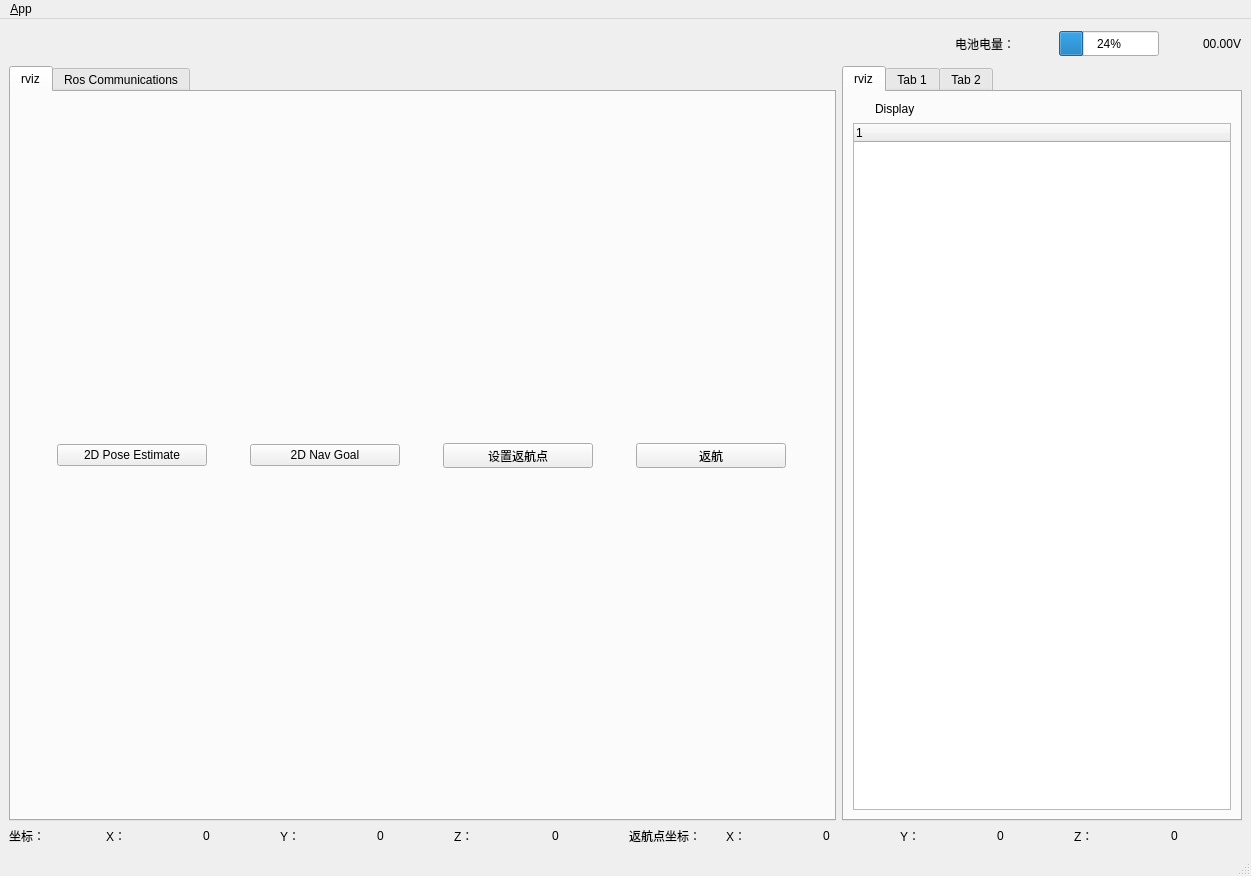
Old version of the form ui/main_window.ui in the repository Schwarze-Katze/detection-tuning-panel.
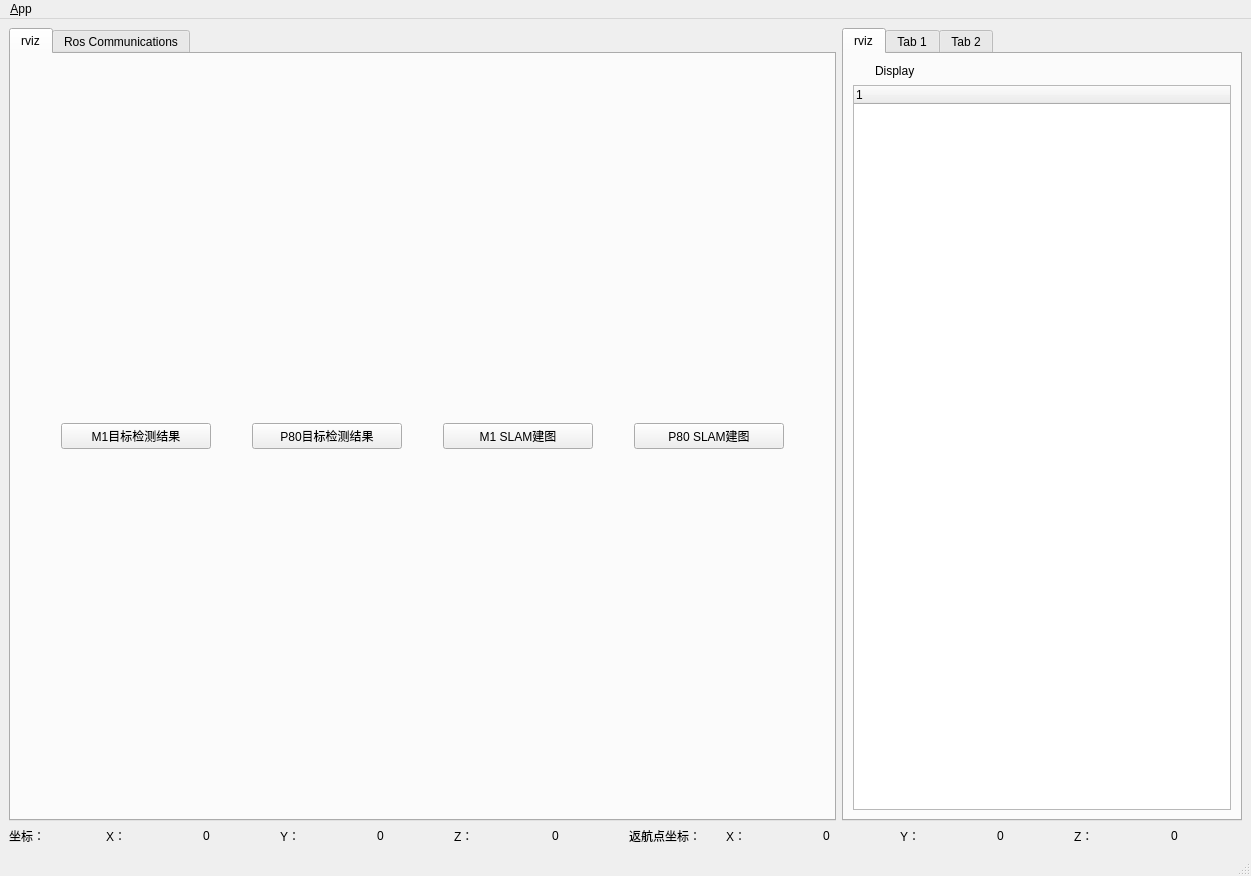
New version of the form. Icons and pictures are not drawn.

Commit message: dev button function

What changed in the file:
```diff
--- a/ui/main_window.ui
+++ b/ui/main_window.ui
@@ -24,117 +24,6 @@
    <layout class="QVBoxLayout" name="verticalLayout_12">
     <item>
      <layout class="QVBoxLayout" name="verticalLayout_9">
-      <item>
-       <layout class="QHBoxLayout" name="horizontalLayout_12">
-        <item>
-         <spacer name="horizontalSpacer">
-          <property name="orientation">
-           <enum>Qt::Horizontal</enum>
-          </property>
-          <property name="sizeHint" stdset="0">
-           <size>
-            <width>40</width>
-            <height>20</height>
-           </size>
-          </property>
-         </spacer>
-        </item>
-        <item>
-         <layout class="QHBoxLayout" name="horizontalLayout_7">
-          <item>
-           <spacer name="horizontalSpacer_2">
-            <property name="orientation">
-             <enum>Qt::Horizontal</enum>
-            </property>
-            <property name="sizeHint" stdset="0">
-             <size>
-              <width>40</width>
-              <height>20</height>
-             </size>
-            </property>
-           </spacer>
-          </item>
-          <item>
-           <widget class="QLabel" name="label_8">
-            <property name="text">
-             <string>电池电量：</string>
-            </property>
-           </widget>
-          </item>
-          <item>
-           <widget class="QLabel" name="label_9">
-            <property name="minimumSize">
-             <size>
-              <width>32</width>
-              <height>32</height>
-             </size>
-            </property>
-            <property name="maximumSize">
-             <size>
-              <width>32</width>
-              <height>32</height>
-             </size>
-            </property>
-            <property name="text">
-             <string/>
-            </property>
-            <property name="pixmap">
-             <pixmap resource="../resources/images.qrc">:/images/power.png</pixmap>
-            </property>
-           </widget>
-          </item>
-          <item>
-           <widget class="QProgressBar" name="progressBar">
-            <property name="minimumSize">
-             <size>
-              <width>100</width>
-              <height>25</height>
-             </size>
-            </property>
-            <property name="maximumSize">
-             <size>
-              <width>100</width>
-              <height>25</height>
-             </size>
-            </property>
-            <property name="value">
-             <number>24</number>
-            </property>
-           </widget>
-          </item>
-          <item>
-           <widget class="QLabel" name="label_10">
-            <property name="minimumSize">
-             <size>
-              <width>32</width>
-              <height>32</height>
-             </size>
-            </property>
-            <property name="maximumSize">
-             <size>
-              <width>32</width>
-              <height>32</height>
-             </size>
-            </property>
-            <property name="text">
-             <string/>
-            </property>
-            <property name="pixmap">
-             <pixmap resource="../resources/images.qrc">:/images/power-v.png</pixmap>
-            </property>
-           </widget>
-          </item>
-          <item>
-           <widget class="QLabel" name="label_power_val">
-            <property name="text">
-             <string>00.00V</string>
-            </property>
-           </widget>
-          </item>
-         </layout>
-        </item>
-       </layout>
-      </item>
       <item>
        <layout class="QHBoxLayout" name="horizontalLayout_13">
         <item>
@@ -160,8 +49,17 @@
              <layout class="QVBoxLayout" name="verticalLayout_13">
               <item>
                <layout class="QHBoxLayout" name="horizontalLayout_11">
+                <property name="spacing">
+                 <number>0</number>
+                </property>
                 <item>
-                 <widget class="QPushButton" name="set_start_btn">
+                 <widget class="QPushButton" name="m1_det_btn">
+                  <property name="sizePolicy">
+                   <sizepolicy hsizetype="Minimum" vsizetype="Fixed">
+                    <horstretch>0</horstretch>
+                    <verstretch>0</verstretch>
+                   </sizepolicy>
+                  </property>
                   <property name="minimumSize">
                    <size>
                     <width>150</width>
@@ -175,7 +73,7 @@
                    </size>
                   </property>
                   <property name="text">
-                   <string>2D Pose Estimate</string>
+                   <string>M1目标检测结果</string>
                   </property>
                   <property name="icon">
                    <iconset resource="../resources/images.qrc">
@@ -198,7 +96,7 @@
                    </size>
                   </property>
                   <property name="text">
-                   <string>2D Nav Goal</string>
+                   <string>P80目标检测结果</string>
                   </property>
                   <property name="icon">
                    <iconset resource="../resources/images.qrc">
@@ -211,17 +109,17 @@
                   <property name="minimumSize">
                    <size>
                     <width>150</width>
-                    <height>25</height>
+                    <height>0</height>
                    </size>
                   </property>
                   <property name="maximumSize">
                    <size>
                     <width>150</width>
-                    <height>25</height>
+                    <height>16777215</height>
                    </size>
                   </property>
                   <property name="text">
-                   <string>设置返航点</string>
+                   <string>M1 SLAM建图</string>
                   </property>
                   <property name="icon">
                    <iconset resource="../resources/images.qrc">
@@ -234,17 +132,17 @@
                   <property name="minimumSize">
                    <size>
                     <width>150</width>
-                    <height>25</height>
+                    <height>0</height>
                    </size>
                   </property>
                   <property name="maximumSize">
                    <size>
                     <width>150</width>
-                    <height>25</height>
+                    <height>16777215</height>
                    </size>
                   </property>
                   <property name="text">
-                   <string>返航</string>
+                   <string>P80 SLAM建图</string>
                   </property>
                   <property name="icon">
                    <iconset resource="../resources/images.qrc">
```
Left out of the diff: 6 changed lines with no effect on the pictures. The commit also changes 3 other files.
